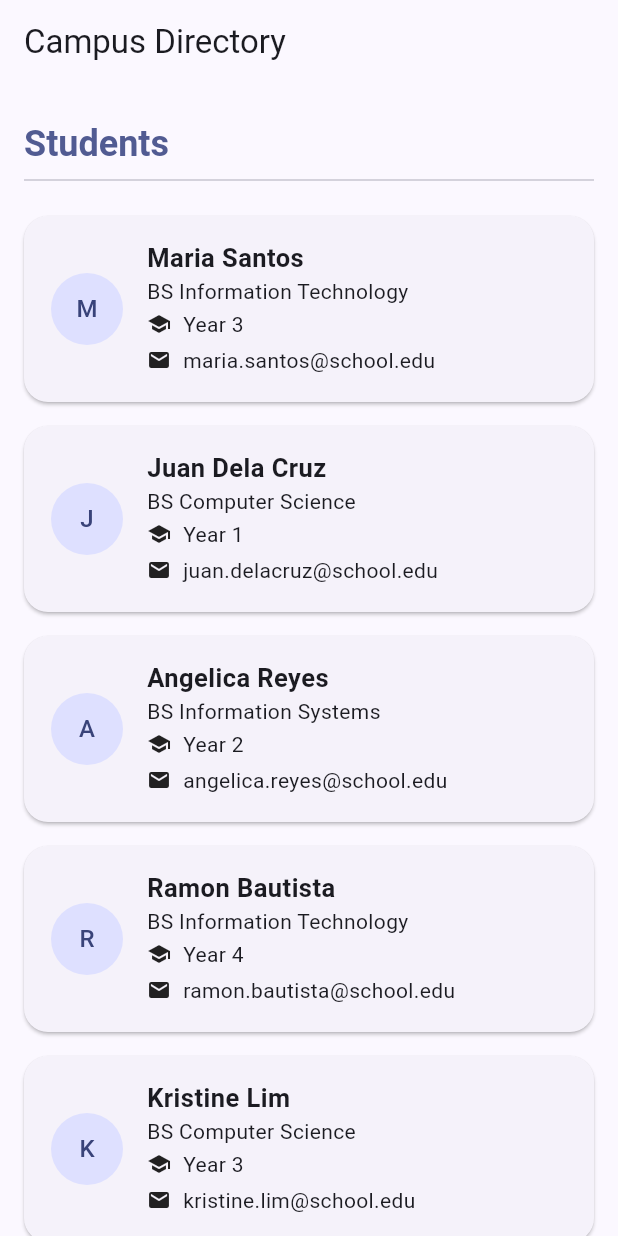
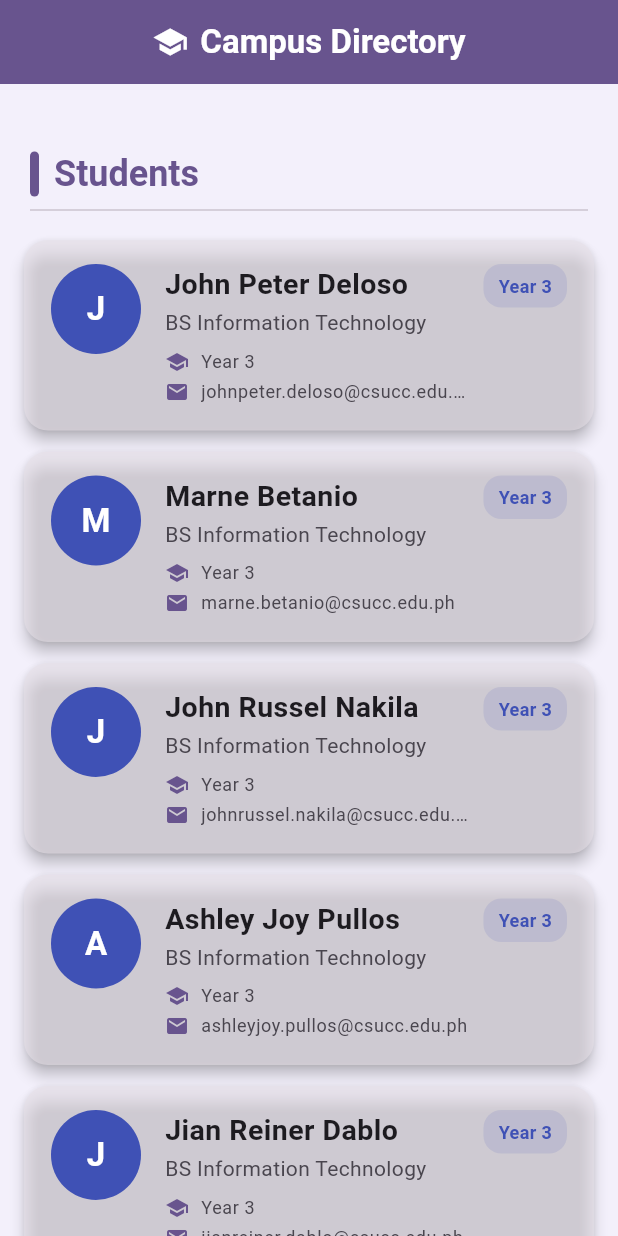
Before and after one commit to johnrusselnakila-jpg/stateless-lab-Nakila, a Flutter app: the screen it shows after launch, on a phone screen of 412 x 824 dp. Run offline on Flutter 3.47's test engine with Material 3 defaults, Android fonts, the phone set to English and light mode, and no system bars.

Commit message:
Improve UI design and styling

```diff
--- a/lib/main.dart
+++ b/lib/main.dart
@@ -29,36 +29,45 @@ class Student {
 /// Hard-coded sample directory data (no user input, so it can stay `const`).
 const List<Student> students = <Student>[
   Student(
-    name: 'Maria Santos',
+    name: 'John Peter Deloso',
     course: 'BS Information Technology',
     yearLevel: 3,
-    email: 'maria.santos@school.edu',
+    email: 'johnpeter.deloso@csucc.edu.ph',
   ),
   Student(
-    name: 'Juan Dela Cruz',
-    course: 'BS Computer Science',
-    yearLevel: 1,
-    email: 'juan.delacruz@school.edu',
+    name: 'Marne Betanio',
+    course: 'BS Information Technology',
+    yearLevel: 3,
+    email: 'marne.betanio@csucc.edu.ph',
   ),
   Student(
-    name: 'Angelica Reyes',
-    course: 'BS Information Systems',
-    yearLevel: 2,
-    email: 'angelica.reyes@school.edu',
+    name: 'John Russel Nakila',
+    course: 'BS Information Technology',
+    yearLevel: 3,
+    email: 'johnrussel.nakila@csucc.edu.ph',
   ),
   Student(
-    name: 'Ramon Bautista',
+    name: 'Ashley Joy Pullos',
     course: 'BS Information Technology',
-    yearLevel: 4,
-    email: 'ramon.bautista@school.edu',
+    yearLevel: 3,
+    email: 'ashleyjoy.pullos@csucc.edu.ph',
   ),
   Student(
-    name: 'Kristine Lim',
-    course: 'BS Computer Science',
+    name: 'Jian Reiner Dablo',
+    course: 'BS Information Technology',
     yearLevel: 3,
-    email: 'kristine.lim@school.edu',
+    email: 'jianreiner.dablo@csucc.edu.ph',
   ),
 ];
+
+// Customize: maps each year level to its own accent color (Y1 teal, Y2 orange, Y3 indigo, Y4 pink).
+Color _yearLevelColor(int yearLevel) => switch (yearLevel) {
+      1 => Colors.teal,
+      2 => Colors.orange,
+      3 => Colors.indigo,
+      4 => Colors.pink,
+      _ => Colors.blueGrey,
+    };
 
 // Stateless because it only shows a fixed heading; no data ever changes.
 class SectionHeader extends StatelessWidget {
@@ -68,18 +77,37 @@ class SectionHeader extends StatelessWidget {
 
   @override
   Widget build(BuildContext context) {
+    final ColorScheme colorScheme = Theme.of(context).colorScheme;
+
     return Padding(
-      padding: const EdgeInsets.fromLTRB(16, 24, 16, 8),
+      // Customize: slightly more vertical spacing above and below the header.
+      padding: const EdgeInsets.fromLTRB(4, 28, 4, 12),
       child: Column(
         crossAxisAlignment: CrossAxisAlignment.start,
         children: [
-          Text(
+          Row(
+            children: [
+              // Customize: small rounded accent bar in the theme's primary color.
+              Container(
+                width: 6,
+                height: 30,
+                decoration: BoxDecoration(
+                  color: colorScheme.primary,
+                  borderRadius: BorderRadius.circular(3),
+                ),
+              ),
+              const SizedBox(width: 10),
+              Expanded(
+                child: Text(
                   title,
-            // Customize: heading text is bold and tinted with the theme's primary color.
+                  // Customize: larger bold title tinted with the theme's primary color.
                   style: Theme.of(context).textTheme.headlineSmall?.copyWith(
-                  color: Theme.of(context).colorScheme.primary,
+                        color: colorScheme.primary,
                         fontWeight: FontWeight.bold,
                       ),
+                ),
+              ),
+            ],
           ),
           const Divider(),
         ],
@@ -97,15 +125,22 @@ class InfoRow extends StatelessWidget {
 
   @override
   Widget build(BuildContext context) {
+    final ColorScheme colorScheme = Theme.of(context).colorScheme;
+
     return Padding(
       padding: const EdgeInsets.symmetric(vertical: 2),
       child: Row(
         children: [
-          Icon(icon, size: 16),
+          // Customize: icon tinted with the theme's primary color.
+          Icon(icon, size: 16, color: colorScheme.primary),
           const SizedBox(width: 8),
           Expanded(
             child: Text(
               text,
+              // Customize: slightly smaller grey text style for secondary info.
+              style: Theme.of(context).textTheme.bodySmall?.copyWith(
+                    color: colorScheme.onSurfaceVariant,
+                  ),
               overflow: TextOverflow.ellipsis,
             ),
           ),
@@ -124,24 +159,38 @@ class StudentCard extends StatelessWidget {
   @override
   Widget build(BuildContext context) {
     final ColorScheme colorScheme = Theme.of(context).colorScheme;
+    // Customize: avatar and badge color is unique for each year level.
+    final Color yearColor = _yearLevelColor(student.yearLevel);
 
     return Card(
-      // Customize: rounded card corners (radius 16) instead of the default shape.
+      // Customize: rounded card corners (radius 16) with a softer, larger elevation.
       shape: RoundedRectangleBorder(
         borderRadius: BorderRadius.circular(16),
       ),
-      margin: const EdgeInsets.symmetric(horizontal: 16, vertical: 8),
+      elevation: 4,
+      // Customize: soft tinted card background using the theme's surfaceContainerHighest color.
+      color: colorScheme.surfaceContainerHighest.withValues(alpha: 0.55),
+      // Customize: cards rely on the list padding for horizontal spacing, so only a bottom margin.
+      margin: const EdgeInsets.only(bottom: 14),
       child: Padding(
         // Customize: extra horizontal padding (18) so the card content breathes.
         padding: const EdgeInsets.symmetric(horizontal: 18, vertical: 16),
         child: Row(
+          crossAxisAlignment: CrossAxisAlignment.start,
           children: [
             CircleAvatar(
-              radius: 24,
-              // Customize: avatar colors taken from the theme palette (primaryContainer).
-              backgroundColor: colorScheme.primaryContainer,
-              foregroundColor: colorScheme.onPrimaryContainer,
-              child: Text(student.name[0]),
+              // Customize: larger avatar (radius 30) tinted by year level, with a white bold initial.
+              radius: 30,
+              backgroundColor: yearColor,
+              foregroundColor: Colors.white,
+              child: Text(
+                student.name[0],
+                style: const TextStyle(
+                  color: Colors.white,
+                  fontWeight: FontWeight.bold,
+                  fontSize: 22,
+                ),
+              ),
             ),
             const SizedBox(width: 16),
             Expanded(
@@ -150,17 +199,21 @@ class StudentCard extends StatelessWidget {
                 children: [
                   Text(
                     student.name,
-                    // Customize: name style adds a larger size and slight letter spacing.
+                    // Customize: bolder, larger name style with slight letter spacing.
                     style: const TextStyle(
                       fontWeight: FontWeight.bold,
-                      fontSize: 17,
+                      fontSize: 19,
                       letterSpacing: 0.3,
                     ),
                   ),
+                  const SizedBox(height: 2),
                   Text(
                     student.course,
+                    // Customize: course shown in a muted grey tone.
+                    style: TextStyle(color: colorScheme.onSurfaceVariant),
                     overflow: TextOverflow.ellipsis,
                   ),
+                  const SizedBox(height: 6),
                   InfoRow(
                     icon: Icons.school,
                     text: 'Year ${student.yearLevel}',
@@ -170,6 +223,23 @@ class StudentCard extends StatelessWidget {
                     text: student.email,
                   ),
                 ],
+              ),
+            ),
+            const SizedBox(width: 8),
+            // Customize: rounded "Year N" badge tinted by the student's year level.
+            Container(
+              padding: const EdgeInsets.symmetric(horizontal: 10, vertical: 6),
+              decoration: BoxDecoration(
+                color: yearColor.withValues(alpha: 0.12),
+                borderRadius: BorderRadius.circular(12),
+              ),
+              child: Text(
+                'Year ${student.yearLevel}',
+                style: TextStyle(
+                  color: yearColor,
+                  fontWeight: FontWeight.bold,
+                  fontSize: 12,
+                ),
               ),
             ),
           ],
@@ -185,13 +255,42 @@ class DirectoryScreen extends StatelessWidget {
 
   @override
   Widget build(BuildContext context) {
+    final ColorScheme colorScheme = Theme.of(context).colorScheme;
+
     return Scaffold(
-      appBar: AppBar(title: const Text('Campus Directory')),
-      body: ListView(
+      // Customize: AppBar on the primary color with a white, bold, centered title and a school icon.
+      appBar: AppBar(
+        backgroundColor: colorScheme.primary,
+        foregroundColor: Colors.white,
+        centerTitle: true,
+        title: Row(
+          mainAxisSize: MainAxisSize.min,
+          children: [
+            const Icon(Icons.school),
+            const SizedBox(width: 8),
+            const Text(
+              'Campus Directory',
+              style: TextStyle(
+                color: Colors.white,
+                fontWeight: FontWeight.bold,
+              ),
+            ),
+          ],
+        ),
+      ),
+      // Customize: constrain the list to 600px so it stays phone-sized on wide screens.
+      body: Center(
+        child: ConstrainedBox(
+          constraints: const BoxConstraints(maxWidth: 600),
+          child: ListView(
+            // Customize: consistent padding around the whole list.
+            padding: const EdgeInsets.fromLTRB(16, 16, 16, 24),
             children: [
               const SectionHeader(title: 'Students'),
               ...students.map((student) => StudentCard(student: student)),
             ],
+          ),
+        ),
       ),
     );
   }
@@ -204,10 +303,12 @@ class DirectoryApp extends StatelessWidget {
   @override
   Widget build(BuildContext context) {
     return MaterialApp(
-      // Customize: app-wide theme — indigo seed color + Material 3 enabled.
+      // Customize: richer deep-purple seed color with Material 3 kept on.
       theme: ThemeData(
-        colorSchemeSeed: Colors.indigo,
+        colorSchemeSeed: Colors.deepPurple,
         useMaterial3: true,
+        // Customize: light lavender scaffold background so the tinted cards stand out.
+        scaffoldBackgroundColor: const Color(0xFFF3F0FB),
       ),
       home: const DirectoryScreen(),
     );
```
Lines whose indentation alone changed are shown as unchanged.
